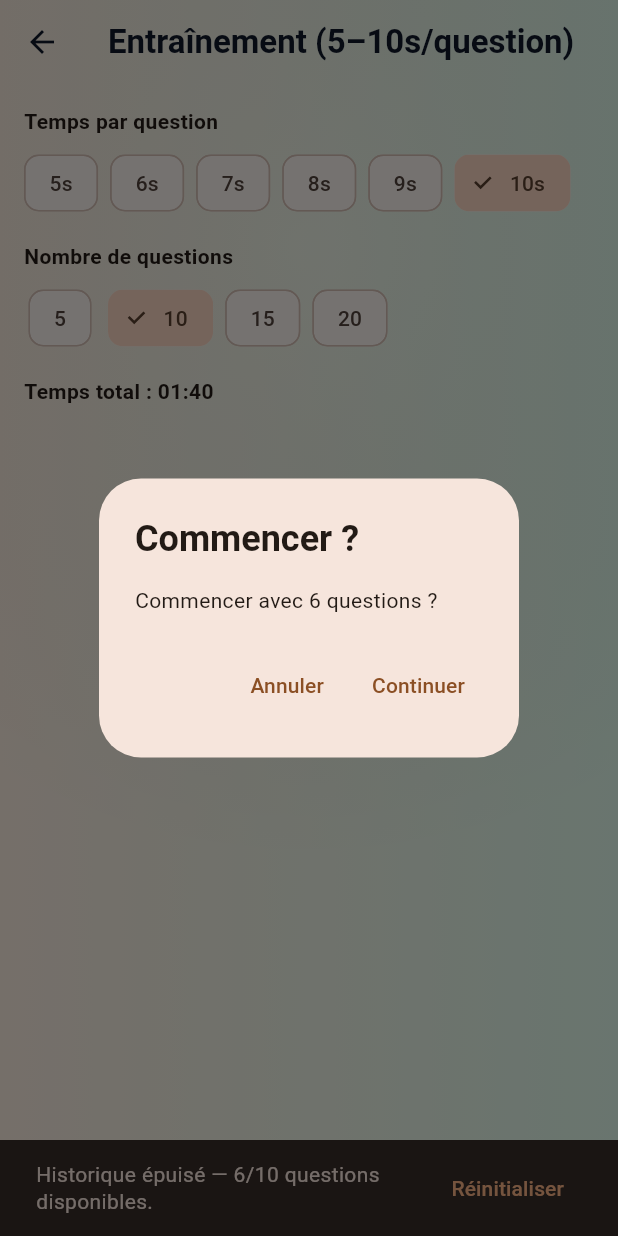
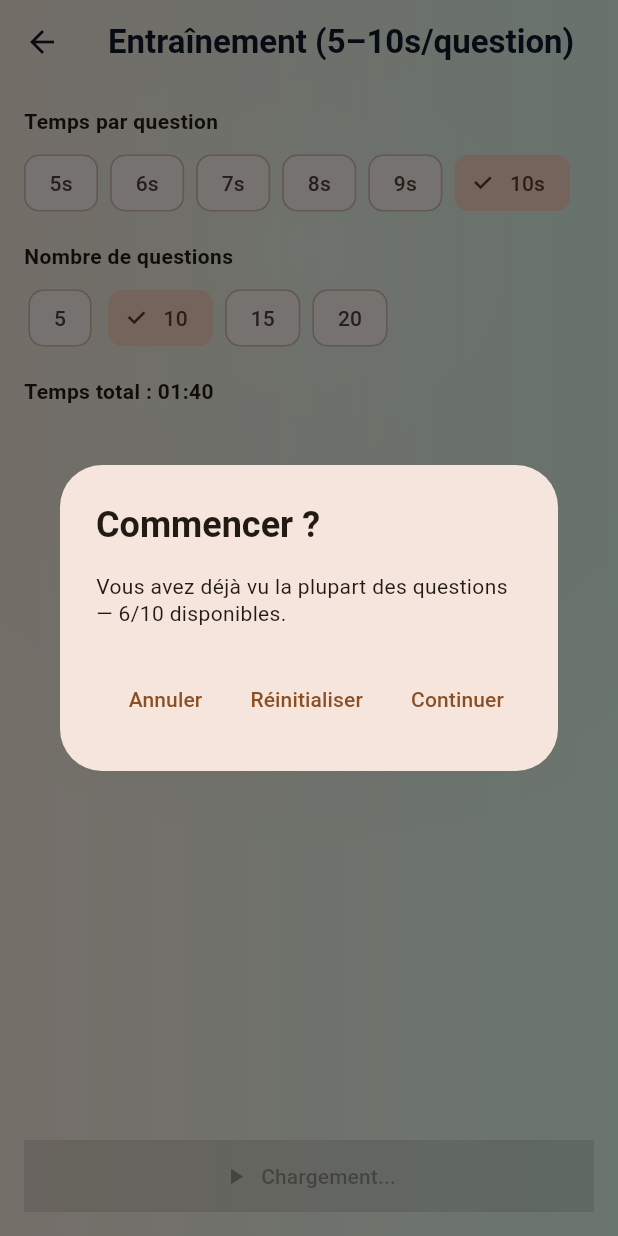
Before and after one commit to GUINO225/CIVEXAM, a Flutter app: the TrainingQuickStartScreen screen opened directly, after a tap on "Commencer", on a phone screen of 412 x 824 dp. Run offline on Flutter 3.47's test engine with Material 3 defaults, Android fonts, the phone set to English and light mode, and no system bars; our stand-ins replace cloud_firestore, confetti, device_info_plus, diacritic, firebase_auth, firebase_core and 4 more; accounts and stored records are empty; project files that could hold a hidden picture were left out.

Commit message:
Handle depleted question history for draws

```diff
--- a/lib/screens/training_quick_start.dart
+++ b/lib/screens/training_quick_start.dart
@@ -34,43 +34,12 @@
         _questionCount,
         dedupeByQuestion: true,
       );
-      if (selected.length < _questionCount) {
-        if (!mounted) return;
-        ScaffoldMessenger.of(context).showSnackBar(
-          SnackBar(
-            content: Text('Historique épuisé — ${selected.length}/'
-                '$_questionCount questions disponibles.'),
-            action: SnackBarAction(
-              label: 'Réinitialiser',
-              onPressed: () => QuestionHistoryStore.clear(),
-            ),
-          ),
-        );
-        if (selected.isEmpty) {
-          return;
-        }
-        final proceed = await showDialog<bool>(
-          context: context,
-          builder: (_) => AlertDialog(
-            title: const Text('Commencer ?'),
-            content:
-                Text('Commencer avec ${selected.length} questions ?'),
-            actions: [
-              TextButton(
-                onPressed: () => Navigator.pop(_, false),
-                child: const Text('Annuler'),
-              ),
-              TextButton(
-                onPressed: () => Navigator.pop(_, true),
-                child: const Text('Continuer'),
-              ),
-            ],
-          ),
-        );
-        if (proceed != true) {
-          return;
-        }
+
+      final proceed = await _handleShortDraw(selected, _questionCount);
+      if (!proceed) {
+        return;
       }
+
       await QuestionHistoryStore.addAll(selected.map((q) => q.id));
 
       final totalSeconds = _perQuestionSeconds * selected.length;
@@ -116,7 +85,8 @@
         );
         if (!mounted) return;
         ScaffoldMessenger.of(context).showSnackBar(
-          SnackBar(content: Text(success ? 'Tentative enregistrée — Validé.' : 'Tentative enregistrée — Échoué.')),
+          SnackBar(
+              content: Text(success ? 'Tentative enregistrée — Validé.' : 'Tentative enregistrée — Échoué.')),
         );
       } else {
         // Abandon
@@ -146,6 +116,65 @@
     } finally {
       if (mounted) setState(() => _loading = false);
     }
+  }
+
+  Future<bool> _handleShortDraw(List<Question> selected, int requested) async {
+    if (selected.length >= requested) {
+      return true;
+    }
+    if (!mounted) {
+      return false;
+    }
+    if (selected.isEmpty) {
+      await showDialog<void>(
+        context: context,
+        builder: (_) => AlertDialog(
+          title: const Text('Historique épuisé'),
+          content: const Text(
+              'Toutes les questions ont déjà été vues. Réinitialiser l\'historique pour recommencer.'),
+          actions: [
+            TextButton(
+              onPressed: () => Navigator.pop(_, null),
+              child: const Text('Fermer'),
+            ),
+            TextButton(
+              onPressed: () {
+                QuestionHistoryStore.clear();
+                Navigator.pop(_, null);
+              },
+              child: const Text('Réinitialiser'),
+            ),
+          ],
+        ),
+      );
+      return false;
+    }
+    final proceed = await showDialog<bool>(
+      context: context,
+      builder: (_) => AlertDialog(
+        title: const Text('Commencer ?'),
+        content: Text('Vous avez déjà vu la plupart des questions — '
+            '${selected.length}/$requested disponibles.'),
+        actions: [
+          TextButton(
+            onPressed: () => Navigator.pop(_, false),
+            child: const Text('Annuler'),
+          ),
+          TextButton(
+            onPressed: () {
+              QuestionHistoryStore.clear();
+              Navigator.pop(_, false);
+            },
+            child: const Text('Réinitialiser'),
+          ),
+          TextButton(
+            onPressed: () => Navigator.pop(_, true),
+            child: const Text('Continuer'),
+          ),
+        ],
+      ),
+    );
+    return proceed == true;
   }
 
   @override
```
Also changed, not shown: lib/screens/play_screen.dart (+65 -35 lines).
